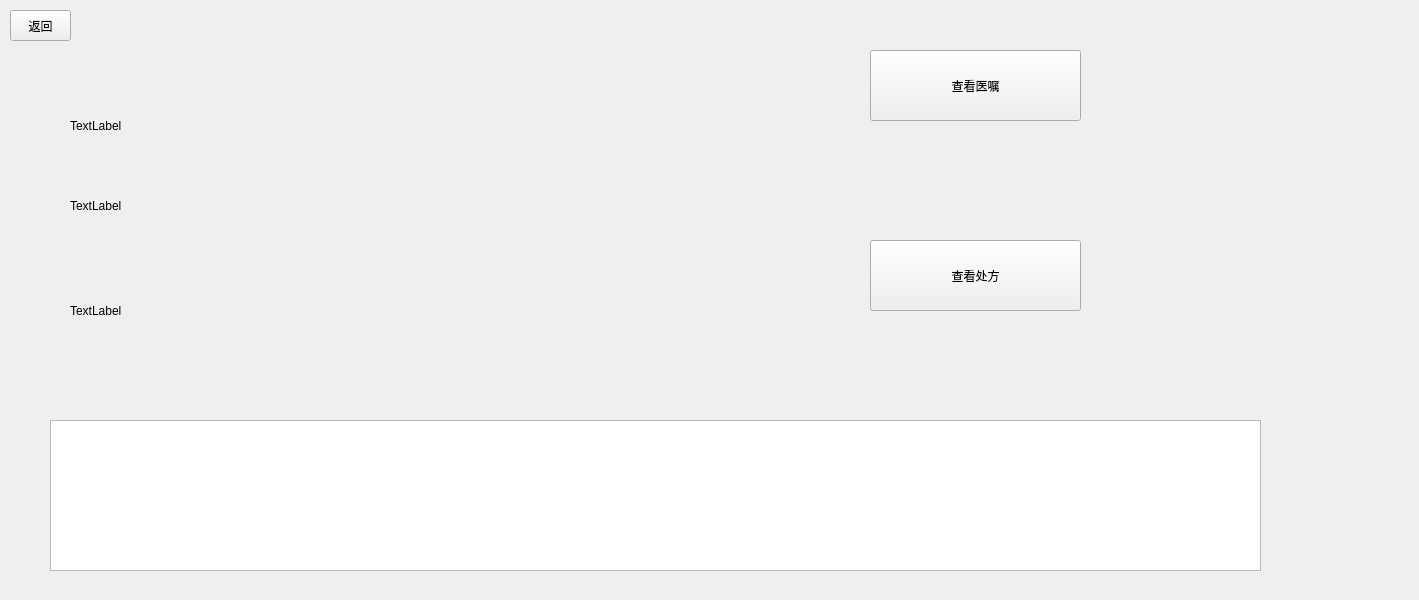
First picture: the form in Blackholehospital/casedialog.ui, repository Pelix05/Blackholehospital, before the edit.
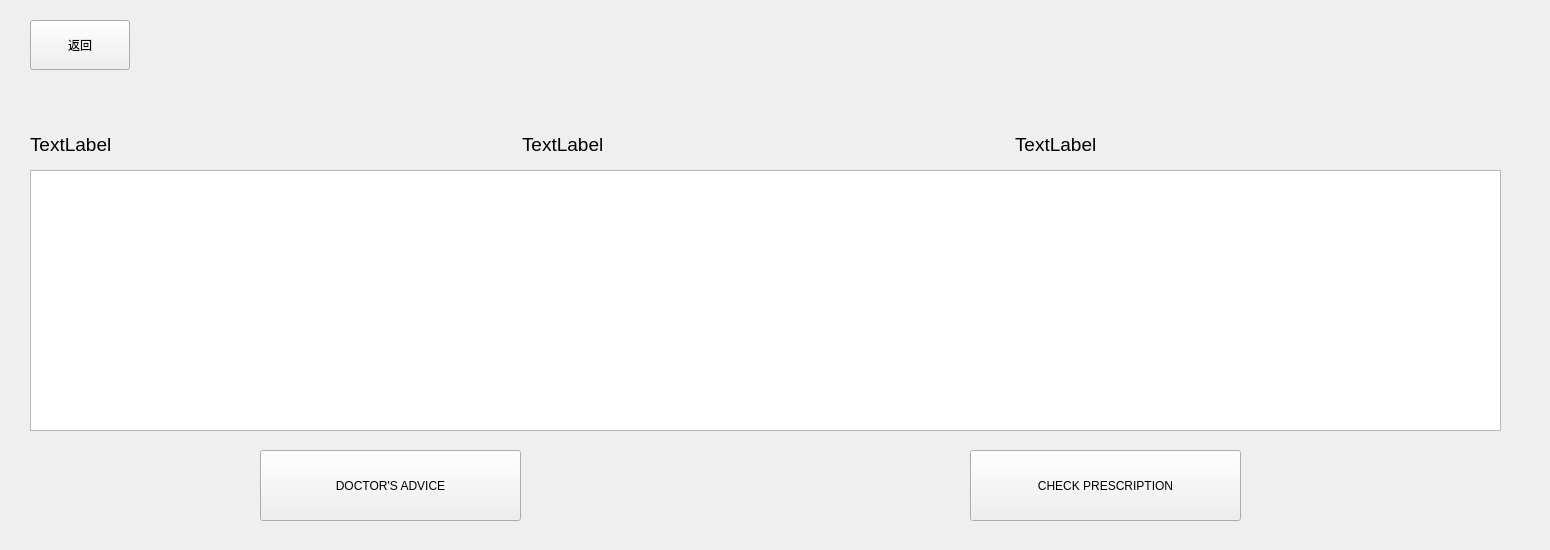
Second picture: the form after the edit.

Commit message: Design appointment, attandance , case , medicalcase, doctor profile page

```diff
--- a/Blackholehospital/casedialog.ui
+++ b/Blackholehospital/casedialog.ui
@@ -6,59 +6,20 @@
    <rect>
     <x>0</x>
     <y>0</y>
-    <width>1419</width>
-    <height>600</height>
+    <width>1550</width>
+    <height>550</height>
    </rect>
   </property>
   <property name="windowTitle">
    <string>Form</string>
   </property>
-  <widget class="QLabel" name="labelDate">
-   <property name="geometry">
-    <rect>
-     <x>70</x>
-     <y>110</y>
-     <width>501</width>
-     <height>31</height>
-    </rect>
-   </property>
-   <property name="text">
-    <string>TextLabel</string>
-   </property>
-  </widget>
-  <widget class="QLabel" name="labelDoctor">
-   <property name="geometry">
-    <rect>
-     <x>70</x>
-     <y>180</y>
-     <width>421</width>
-     <height>51</height>
-    </rect>
-   </property>
-   <property name="text">
-    <string>TextLabel</string>
-   </property>
-  </widget>
-  <widget class="QLabel" name="labelDep">
-   <property name="geometry">
-    <rect>
-     <x>70</x>
-     <y>270</y>
-     <width>401</width>
-     <height>81</height>
-    </rect>
-   </property>
-   <property name="text">
-    <string>TextLabel</string>
-   </property>
-  </widget>
   <widget class="QPushButton" name="pushButton">
    <property name="geometry">
     <rect>
-     <x>10</x>
-     <y>10</y>
-     <width>61</width>
-     <height>31</height>
+     <x>30</x>
+     <y>20</y>
+     <width>100</width>
+     <height>50</height>
     </rect>
    </property>
    <property name="text">
@@ -68,39 +29,72 @@
   <widget class="QTextEdit" name="textEditResult">
    <property name="geometry">
     <rect>
-     <x>50</x>
-     <y>420</y>
-     <width>1211</width>
-     <height>151</height>
+     <x>30</x>
+     <y>170</y>
+     <width>1471</width>
+     <height>261</height>
     </rect>
    </property>
   </widget>
   <widget class="QPushButton" name="insturctions">
    <property name="geometry">
     <rect>
-     <x>870</x>
-     <y>50</y>
-     <width>211</width>
+     <x>260</x>
+     <y>450</y>
+     <width>261</width>
      <height>71</height>
     </rect>
    </property>
    <property name="text">
-    <string>查看医嘱</string>
+    <string>DOCTOR'S ADVICE</string>
    </property>
   </widget>
   <widget class="QPushButton" name="prescription">
    <property name="geometry">
     <rect>
-     <x>870</x>
-     <y>240</y>
-     <width>211</width>
+     <x>970</x>
+     <y>450</y>
+     <width>271</width>
      <height>71</height>
     </rect>
    </property>
    <property name="text">
-    <string>查看处方</string>
+    <string>CHECK PRESCRIPTION</string>
    </property>
   </widget>
+  <widget class="QWidget" name="horizontalLayoutWidget">
+   <property name="geometry">
+    <rect>
+     <x>30</x>
+     <y>119</y>
+     <width>1471</width>
+     <height>51</height>
+    </rect>
+   </property>
+   <layout class="QHBoxLayout" name="horizontalLayout">
+    <item>
+     <widget class="QLabel" name="labelDoctor">
+      <property name="text">
+       <string>&lt;html&gt;&lt;head/&gt;&lt;body&gt;&lt;p&gt;&lt;span style=&quot; font-size:14pt;&quot;&gt;TextLabel&lt;/span&gt;&lt;/p&gt;&lt;/body&gt;&lt;/html&gt;</string>
+      </property>
+     </widget>
+    </item>
+    <item>
+     <widget class="QLabel" name="labelDate">
+      <property name="text">
+       <string>&lt;html&gt;&lt;head/&gt;&lt;body&gt;&lt;p&gt;&lt;span style=&quot; font-size:14pt;&quot;&gt;TextLabel&lt;/span&gt;&lt;/p&gt;&lt;/body&gt;&lt;/html&gt;</string>
+      </property>
+     </widget>
+    </item>
+    <item>
+     <widget class="QLabel" name="labelDep">
+      <property name="text">
+       <string>&lt;html&gt;&lt;head/&gt;&lt;body&gt;&lt;p&gt;&lt;span style=&quot; font-size:14pt;&quot;&gt;TextLabel&lt;/span&gt;&lt;/p&gt;&lt;/body&gt;&lt;/html&gt;</string>
+      </property>
+     </widget>
+    </item>
+   </layout>
+  </widget>
  </widget>
  <resources/>
  <connections/>
```
The commit also changes 26 other files.
